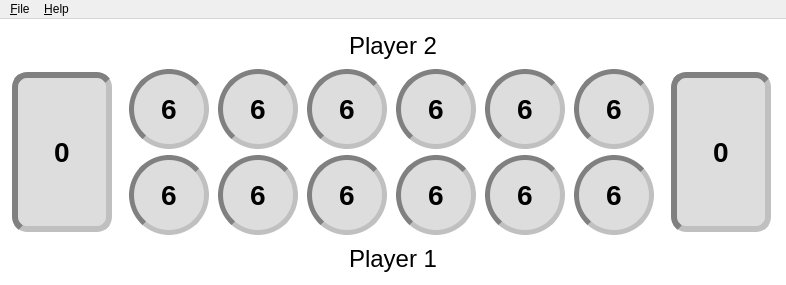
Qt form pykalah/view/ui/static/main_window.ui (TutorExilius/pyKalah) before a commit.
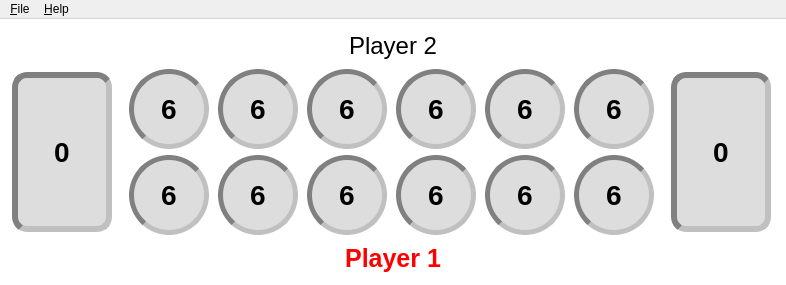
The same form after that commit.

Patch:
```diff
--- a/pykalah/view/ui/static/main_window.ui
+++ b/pykalah/view/ui/static/main_window.ui
@@ -783,21 +783,13 @@
          <widget class="QLabel" name="label_player_1_name">
           <property name="font">
            <font>
-            <pointsize>18</pointsize>
+            <pointsize>19</pointsize>
+            <weight>75</weight>
+            <bold>true</bold>
            </font>
           </property>
           <property name="styleSheet">
-           <string>QPushButton{
-border: 5px inset grey;
-border-radius: 40px;
-background-color: #ddd;
-}
-
-QPushButton:hover{
-border: 5px inset #445677;
-background-color: #fff;
-font-size: 24pt;
-}</string>
+           <string notr="true">color: red; font-size: 19pt; font-weight:bold;</string>
           </property>
           <property name="text">
            <string>Player 1</string>
```
Left out of the diff: 2 changed lines with no effect on the pictures.
